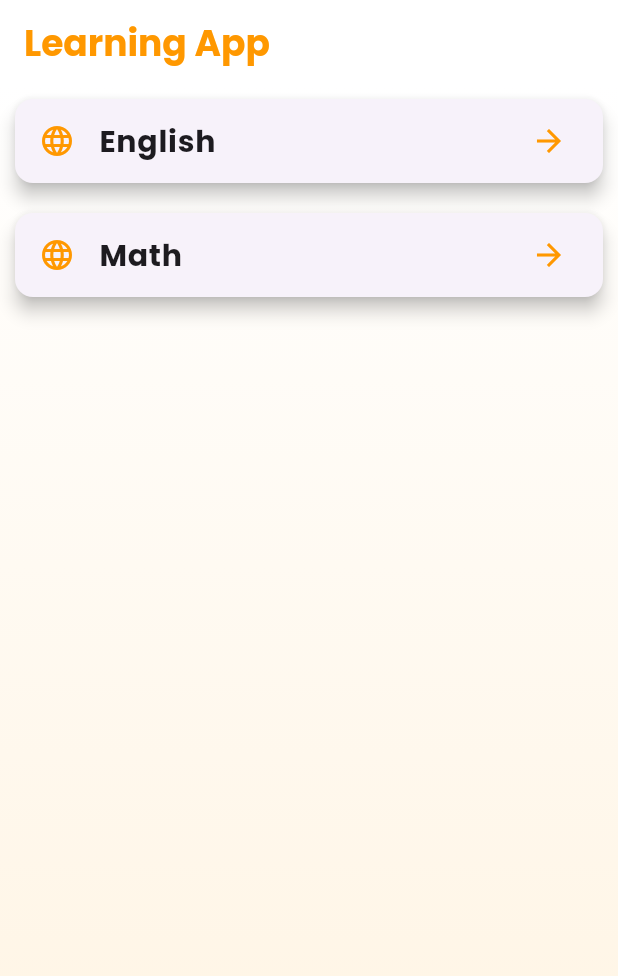
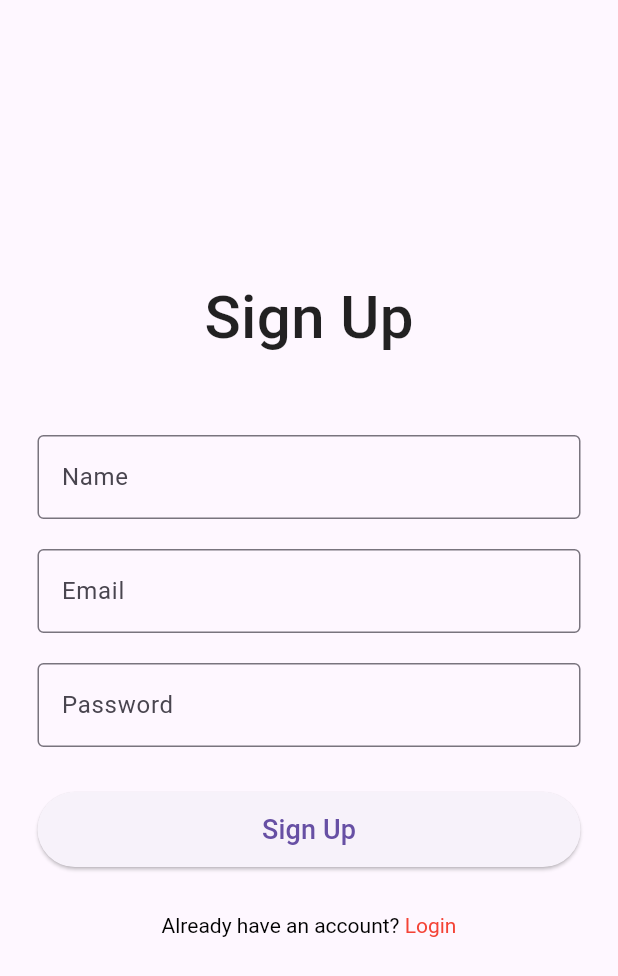
Before and after one commit to sketcher03/learning_app_v1, a Flutter app: the screen it shows after launch, on a phone screen of 412 x 824 dp. Shown: the top 976 px of the screen. Run offline on Flutter 3.47's test engine with Material 3 defaults, Android fonts, the phone set to English and light mode, and no system bars; our stand-ins replace firebase_auth, firebase_core, flutter_tts, google_fonts; accounts and stored records are empty.

Commit message:
login signup complete

```diff
--- /dev/null
+++ b/learning_app_v2/lib/auth/signup_page.dart
@@ -0,0 +1,156 @@
+import 'dart:developer';
+import 'package:learning_app/auth/auth_service.dart';
+import 'package:learning_app/auth/login_page.dart';
+import 'package:learning_app/home_page.dart';
+import 'package:flutter/material.dart';
+
+class SignUpPage extends StatefulWidget {
+  const SignUpPage({super.key});
+
+  @override
+  State<SignUpPage> createState() => _SignUpPageState();
+}
+
+class _SignUpPageState extends State<SignUpPage> {
+  final _auth = AuthService();
+  final _formKey = GlobalKey<FormState>();
+
+  final _nameController = TextEditingController();
+  final _emailController = TextEditingController();
+  final _passwordController = TextEditingController();
+
+  @override
+  void dispose() {
+    _nameController.dispose();
+    _emailController.dispose();
+    _passwordController.dispose();
+    super.dispose();
+  }
+
+  @override
+  Widget build(BuildContext context) {
+    return Scaffold(
+      body: Padding(
+        padding: const EdgeInsets.symmetric(horizontal: 25),
+        child: Form(
+          key: _formKey,
+          child: Column(
+            mainAxisAlignment: MainAxisAlignment.center,
+            children: [
+              const Text(
+                "Sign Up",
+                style: TextStyle(fontSize: 40, fontWeight: FontWeight.w500),
+              ),
+              const SizedBox(height: 50),
+              TextFormField(
+                controller: _nameController,
+                decoration: const InputDecoration(
+                  labelText: "Name",
+                  border: OutlineInputBorder(),
+                  hintText: "Enter your name",
+                ),
+                validator: (value) {
+                  if (value == null || value.isEmpty) {
+                    return 'Please enter your name';
+                  }
+                  return null;
+                },
+              ),
+              const SizedBox(height: 20),
+              TextFormField(
+                controller: _emailController,
+                decoration: const InputDecoration(
+                  labelText: "Email",
+                  border: OutlineInputBorder(),
+                  hintText: "Enter your email",
+                ),
+                validator: (value) {
+                  if (value == null || value.isEmpty) {
+                    return 'Please enter your email';
+                  }
+                  if (!value.contains('@')) {
+                    return 'Please enter a valid email';
+                  }
+                  return null;
+                },
+              ),
+              const SizedBox(height: 20),
+              TextFormField(
+                controller: _passwordController,
+                obscureText: true,
+                decoration: const InputDecoration(
+                  labelText: "Password",
+                  border: OutlineInputBorder(),
+                  hintText: "Enter your password",
+                ),
+                validator: (value) {
+                  if (value == null || value.isEmpty) {
+                    return 'Please enter a password';
+                  }
+                  if (value.length < 6) {
+                    return 'Password must be at least 6 characters';
+                  }
+                  return null;
+                },
+              ),
+              const SizedBox(height: 30),
+              ElevatedButton(
+                onPressed: _signup,
+                style: ElevatedButton.styleFrom(
+                  minimumSize: const Size(double.infinity, 50),
+                ),
+                child: const Text(
+                  "Sign Up",
+                  style: TextStyle(fontSize: 18),
+                ),
+              ),
+              const SizedBox(height: 15),
+              TextButton(
+                onPressed: () => goToLogin(context),
+                child: RichText(
+                  text: const TextSpan(
+                    text: "Already have an account? ",
+                    style: TextStyle(color: Colors.black),
+                    children: [
+                      TextSpan(
+                        text: "Login",
+                        style: TextStyle(color: Colors.red),
+                      ),
+                    ],
+                  ),
+                ),
+              ),
+            ],
+          ),
+        ),
+      ),
+    );
+  }
+
+  void goToLogin(BuildContext context) {
+    Navigator.push(
+      context,
+      MaterialPageRoute(builder: (context) => const LoginPage()),
+    );
+  }
+
+  void goToHome(BuildContext context) {
+    Navigator.pushReplacement(
+      context,
+      MaterialPageRoute(builder: (context) => const HomePage()),
+    );
+  }
+
+  Future<void> _signup() async {
+    if (_formKey.currentState!.validate()) {
+      final user = await _auth.createUserWithEmailAndPassword(
+        _emailController.text,
+        _passwordController.text,
+      );
+      if (user != null) {
+        log("User Created Successfully");
+        goToHome(context);
+      }
+    }
+  }
+}
--- a/learning_app_v2/lib/main.dart
+++ b/learning_app_v2/lib/main.dart
@@ -1,7 +1,21 @@
+import 'package:firebase_core/firebase_core.dart';
 import 'package:flutter/material.dart';
 import 'package:learning_app/home_page.dart';
 
-void main() {
+import 'package:firebase_core/firebase_core.dart';
+import 'package:learning_app/auth/signup_page.dart';
+import 'package:provider/provider.dart';
+import 'auth/login_page.dart';
+import 'auth/login_page.dart';
+//import 'home_page.dart';
+
+Future<void> main() async {
+
+  WidgetsFlutterBinding.ensureInitialized();
+  await Firebase.initializeApp();
+
+  await Firebase.initializeApp();
+
   runApp(const MyApp());
 }
 
@@ -25,7 +39,9 @@ class MyApp extends StatelessWidget {
           bodyMedium: TextStyle(fontSize: 18, color: Colors.black87),
         ),
       ),
-      home: const HomePage(),
+
+      home: SignUpPage(),
+      //login: const LoginPage(),
     );
   }
 }
--- a/learning_app_v2/lib/test_page.dart
+++ b/learning_app_v2/lib/test_page.dart
@@ -1,9 +1,7 @@
 import 'package:flutter/material.dart';
 import 'package:flutter_tts/flutter_tts.dart';
-import 'package:learning_app/score_page.dart';
 import 'package:http/http.dart' as http;
 import 'dart:convert';
-import 'package:google_fonts/google_fonts.dart';
 
 class TestPage extends StatefulWidget {
   final String topic;
```
Also changed, not shown: learning_app_v2/lib/auth/auth_service.dart (added, +39 -0 lines), learning_app_v2/lib/auth/login_page.dart (added, +139 -0 lines), learning_app_v2/pubspec.yaml (+7 -0 lines), learning_app_v2/pubspec.lock, 135 other files.
